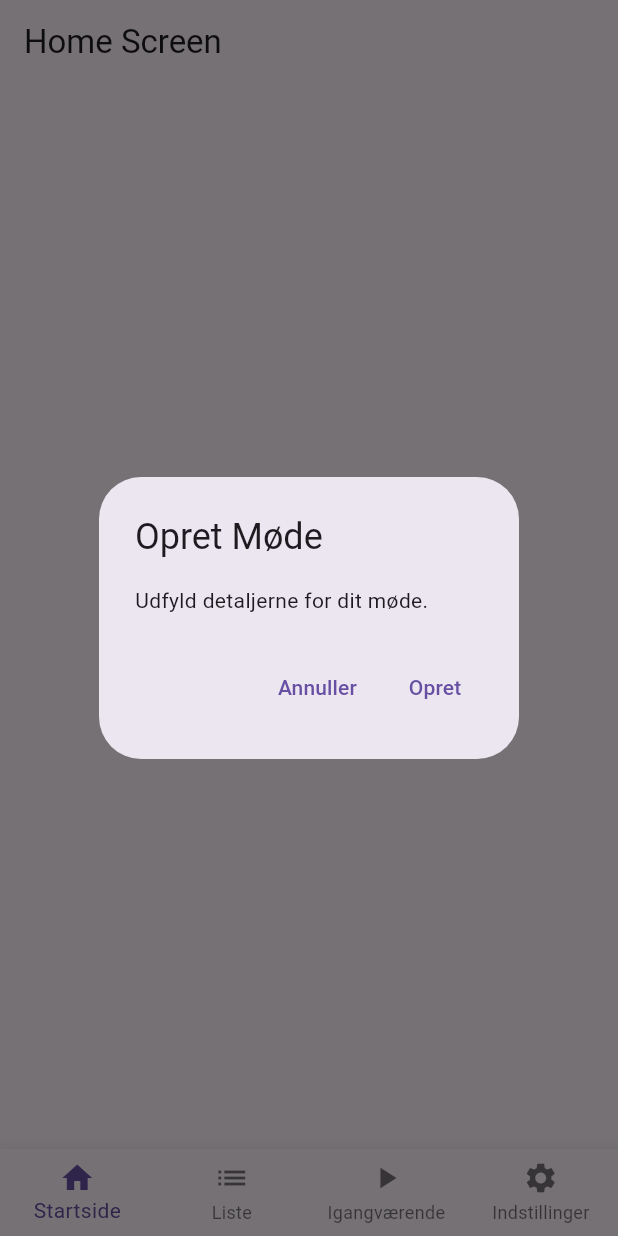
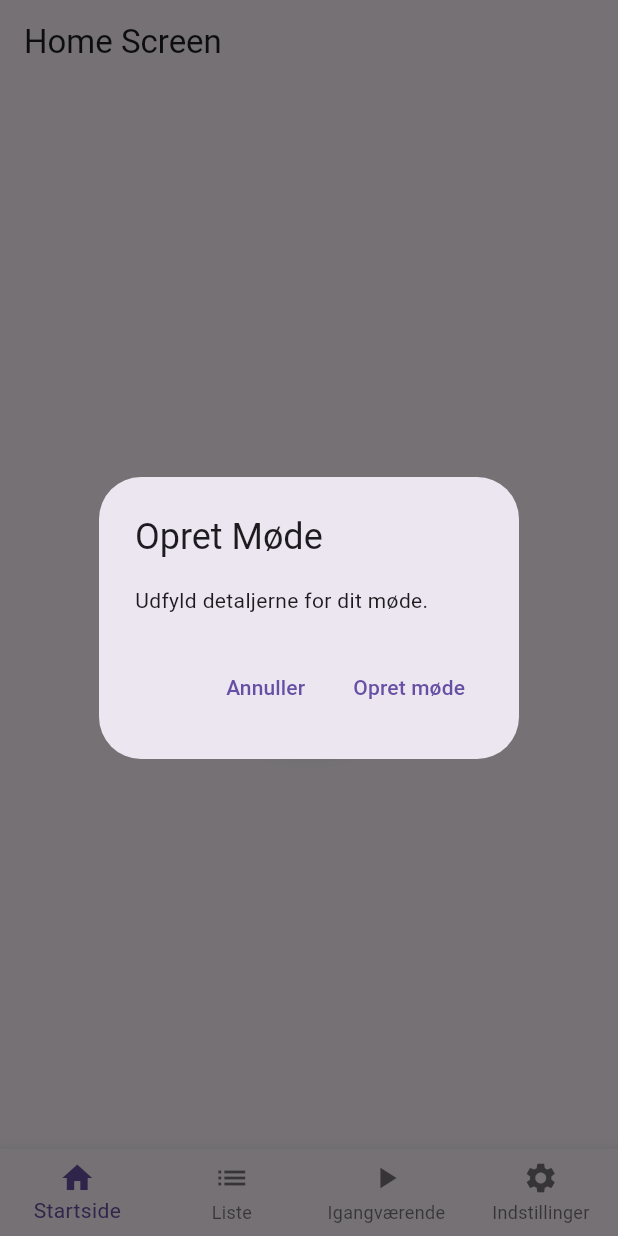
Before and after one commit to emilieweiss/meeting_counter, a Flutter app: the screen it shows after launch, after a tap on the "add" icon, on a phone screen of 412 x 824 dp. Run offline on Flutter 3.47's test engine with Material 3 defaults, Android fonts, the phone set to English and light mode, and no system bars; our stand-ins replace go_router.

Commit message:
Opdatering af route gennem dialog og knap

```diff
--- a/lib/presentation/dialogs/create_meeting_dialog.dart
+++ b/lib/presentation/dialogs/create_meeting_dialog.dart
@@ -1,6 +1,12 @@
 import 'package:flutter/material.dart';
+import 'package:go_router/go_router.dart';
 
 class CreateMeetingDialog extends StatelessWidget {
+  final String routeName; // Til styring af route fra dialog
+
+  const CreateMeetingDialog({Key? key, required this.routeName})
+    : super(key: key);
+
   @override
   Widget build(BuildContext context) {
     return AlertDialog(
@@ -8,12 +14,15 @@ class CreateMeetingDialog extends StatelessWidget {
       content: Text('Udfyld detaljerne for dit møde.'),
       actions: [
         TextButton(
-          onPressed: () => Navigator.pop(context), // Luk dialogen
+          onPressed: () => Navigator.pop(context),
           child: Text('Annuller'),
         ),
         TextButton(
-          onPressed: () {}, // Tilføj handling her
-          child: Text('Opret'),
+          onPressed: () {
+            GoRouter.of(context).go(routeName);
+            context.go(routeName);
+          },
+          child: Text("Opret møde"),
         ),
       ],
     );
--- a/lib/presentation/screens/home_screen.dart
+++ b/lib/presentation/screens/home_screen.dart
@@ -1,5 +1,6 @@
 import 'package:flutter/material.dart';
 import 'package:meeting_counter/presentation/dialogs/create_meeting_dialog.dart';
+import 'package:meeting_counter/presentation/screens/ongoing_meeting_screen.dart';
 import 'package:meeting_counter/presentation/widgets/round_button.dart';
 
 class HomeScreen extends StatelessWidget {
@@ -13,13 +14,14 @@ class HomeScreen extends StatelessWidget {
         child: Column(
           mainAxisAlignment: MainAxisAlignment.center,
           children: [
-            const Text("Home Screen"),
             RoundButton(
               size: 50.0,
               onPressed: () {
                 showDialog(
                   context: context,
-                  builder: (context) => CreateMeetingDialog(),
+                  builder:
+                      (context) =>
+                          CreateMeetingDialog(routeName: "/ongoing_meeting"),
                 );
               },
               icon: Icons.add,
--- a/lib/presentation/widgets/round_button.dart
+++ b/lib/presentation/widgets/round_button.dart
@@ -4,6 +4,7 @@ class RoundButton extends StatelessWidget {
   final VoidCallback onPressed;
   final IconData icon;
   final Color? backgroundColor;
+  final Color? iconColor;
   final double? size;
 
   const RoundButton({
@@ -11,15 +12,25 @@ class RoundButton extends StatelessWidget {
     required this.onPressed,
     required this.icon,
     this.backgroundColor,
+    this.iconColor,
     this.size,
   }) : super(key: key);
 
   @override
   Widget build(BuildContext context) {
-    return FloatingActionButton(
-      onPressed: onPressed,
-      backgroundColor: backgroundColor ?? Theme.of(context).primaryColor,
-      child: Icon(icon, size: size ?? 100.0),
+    return SizedBox(
+      width: (size ?? 100.0) * 3,
+      height: (size ?? 100.0) * 3,
+      child: FloatingActionButton(
+        onPressed: onPressed,
+        backgroundColor: backgroundColor ?? Colors.green,
+        shape: const CircleBorder(),
+        child: Icon(
+          icon,
+          size: (size ?? 100.0) * 2,
+          color: iconColor ?? Colors.black,
+        ),
+      ),
     );
   }
 }
--- a/lib/router.dart
+++ b/lib/router.dart
@@ -12,10 +12,7 @@ final GoRouter router = GoRouter(
     ShellRoute(
       builder: (context, state, child) {
         print("🔥 ShellRoute builder() kører!"); // DEBUGGING
-        return Scaffold(
-          body: child, // ✅ Korrekt - Ingen Column, direkte body
-          bottomNavigationBar: BottomNavBar(), // ✅ Korrekt placering af navbar!
-        );
+        return Scaffold(body: child, bottomNavigationBar: BottomNavBar());
       },
       routes: [
         GoRoute(path: '/', builder: (context, state) => const HomeScreen()),
```
